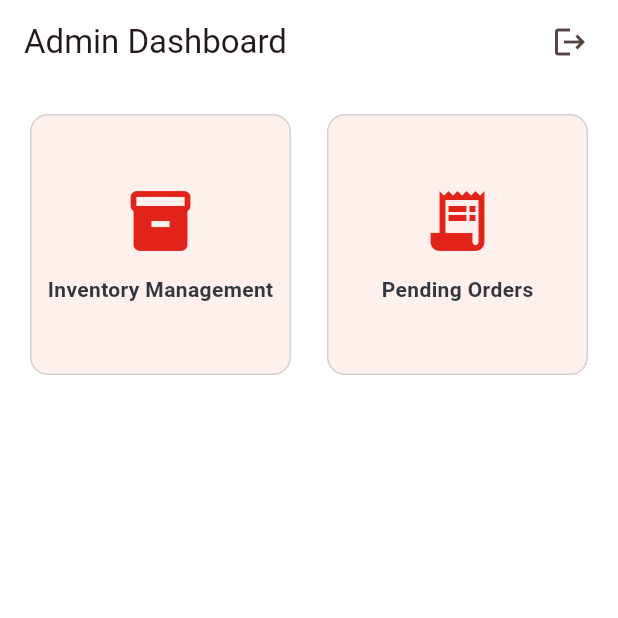
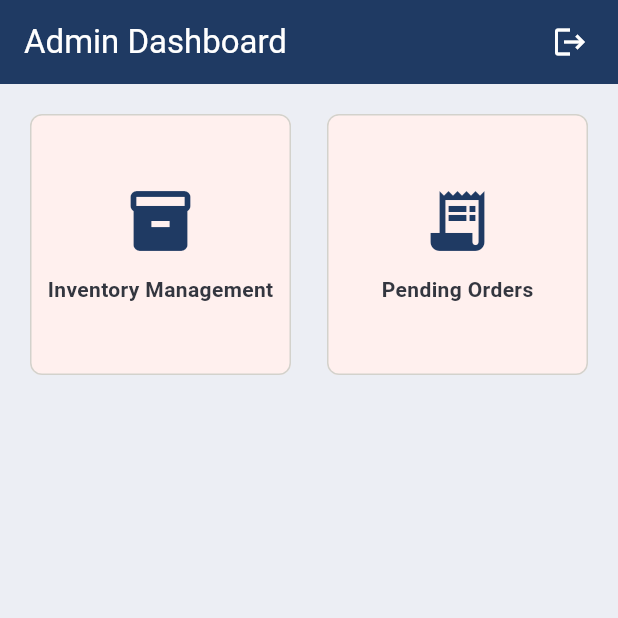
Before and after one commit to mizaaaan/dream-pharmacy, a Flutter app: the AdminDashboardScreen screen opened by its route, on a phone screen of 412 x 824 dp, the top half of it. Run offline on Flutter 3.47's test engine with Material 3 defaults, Android fonts, the phone set to English and light mode, and no system bars; our stand-ins replace file_picker, flutter_riverpod, go_router, google_fonts, supabase_flutter; accounts and stored records are empty; Roboto replaces fonts that are missing (Hind).

Commit message:
Apply brand theme to admin dashboard

```diff
--- a/lib/features/admin/presentation/admin_dashboard_screen.dart
+++ b/lib/features/admin/presentation/admin_dashboard_screen.dart
@@ -11,7 +11,10 @@ class AdminDashboardScreen extends ConsumerWidget {
   @override
   Widget build(BuildContext context, WidgetRef ref) {
     return Scaffold(
+      backgroundColor: AppColors.band,
       appBar: AppBar(
+        backgroundColor: AppColors.navy,
+        foregroundColor: Colors.white,
         title: const Text('Admin Dashboard'),
         actions: [
           IconButton(
@@ -59,18 +62,17 @@ class _DashboardCard extends StatelessWidget {
     return Card(
       elevation: 0,
       shape: RoundedRectangleBorder(
-        borderRadius: BorderRadius.circular(12),
-        side: BorderSide(color: AppColors.line),
+        borderRadius: BorderRadius.circular(8),
+        side: const BorderSide(color: AppColors.line),
       ),
       child: InkWell(
-        borderRadius: BorderRadius.circular(12),
         onTap: onTap,
         child: Column(
           mainAxisAlignment: MainAxisAlignment.center,
           children: [
-            Icon(icon, size: 48, color: Theme.of(context).colorScheme.primary),
+            Icon(icon, size: 48, color: AppColors.navy),
             const SizedBox(height: 12),
-            Text(label, style: TextStyle(fontWeight: FontWeight.bold, color: AppColors.ink)),
+            Text(label, style: const TextStyle(fontWeight: FontWeight.bold, color: AppColors.ink)),
           ],
         ),
       ),
```
